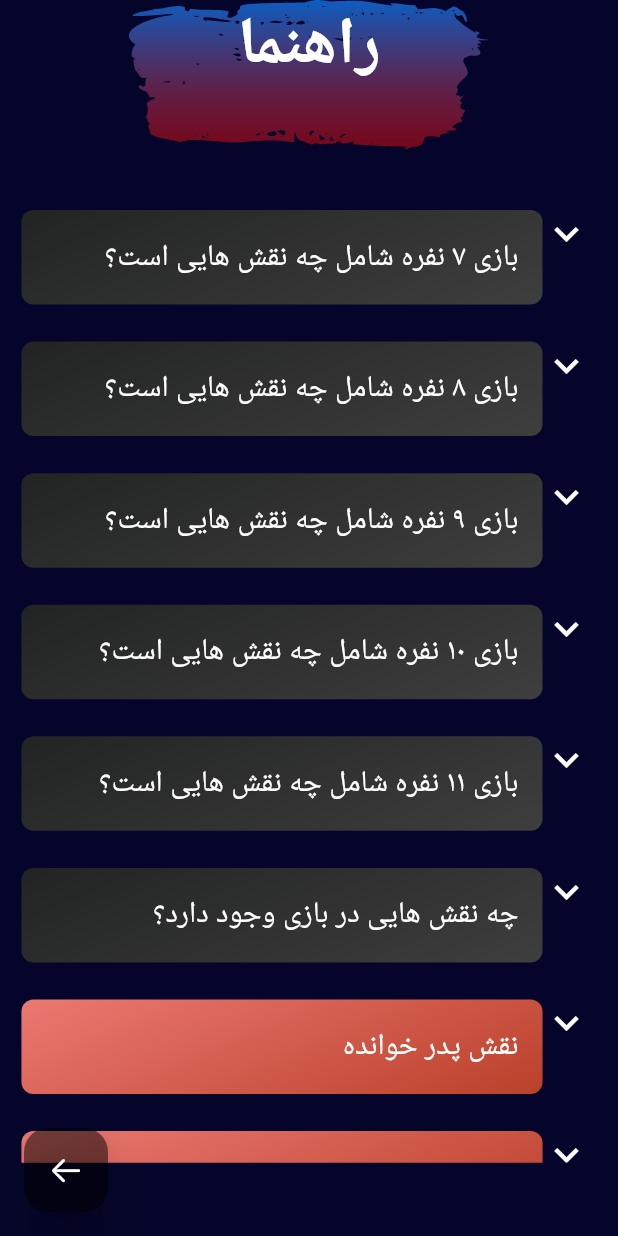
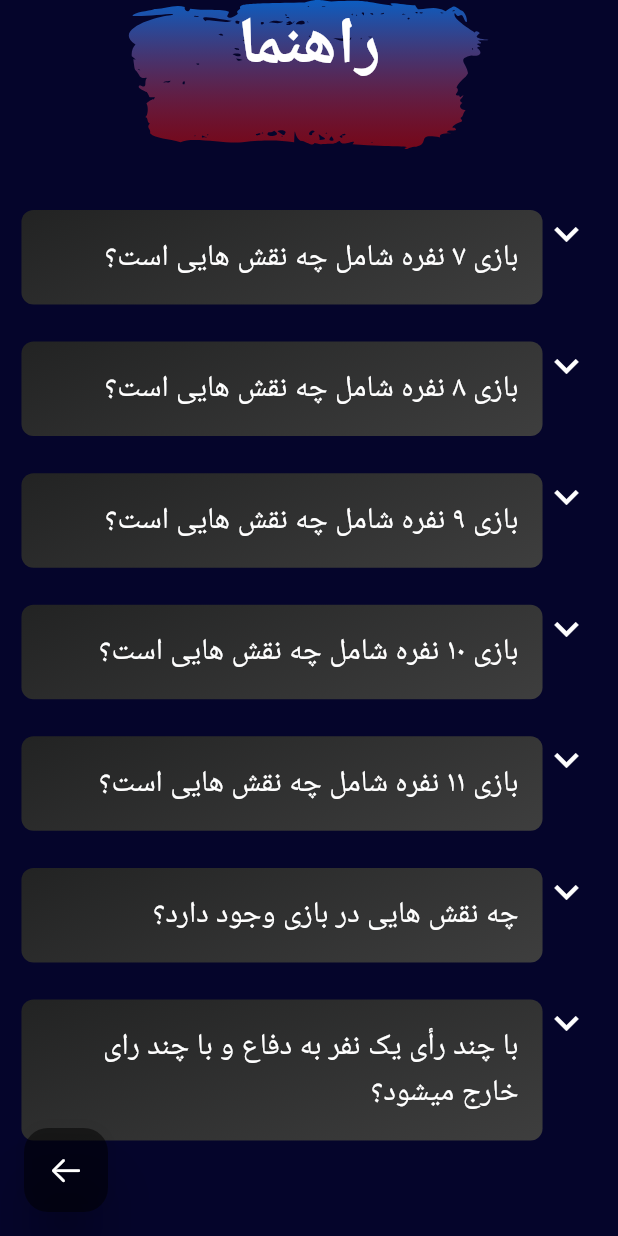
Before and after one commit to behzadayubifar/big_auto_mafia, a Flutter app: the GuideScreen screen opened by its route, on a phone screen of 412 x 824 dp. Run offline on Flutter 3.47's test engine with Material 3 defaults, Android fonts, the phone set to English and light mode, and no system bars; drawn by our look-alikes of expandable; our stand-ins replace animated_text_kit, awesome_dialog, circular_countdown_timer, flutter_animate, flutter_hooks, flutter_riverpod and 11 more; missing offline and left inert: dart:ffi, page_flip_builder; accounts and stored records are empty; generated files the repository leaves out were written again; Roboto replaces fonts that are missing (Lemonada); project files that could hold a hidden picture were left out.

Commit message:
complete guide section

```diff
--- a/lib/gen/assets.gen.dart
+++ b/lib/gen/assets.gen.dart
@@ -268,18 +268,9 @@
   /// File path: assets/lotties/celebrate.json
   String get celebrate => 'assets/lotties/celebrate.json';
 
-  /// File path: assets/lotties/mafia_dont_know_what_to_do.json
-  String get mafiaDontKnowWhatToDo =>
-      'assets/lotties/mafia_dont_know_what_to_do.json';
-
   /// List of all assets
-  List<String> get values => [
-        politeChicky,
-        splashAutoMafia,
-        bgLottie,
-        celebrate,
-        mafiaDontKnowWhatToDo
-      ];
+  List<String> get values =>
+      [politeChicky, splashAutoMafia, bgLottie, celebrate];
 }
 
 class $AssetsOverlaysGen {
--- a/lib/models/guide_datasets.dart
+++ b/lib/models/guide_datasets.dart
@@ -61,6 +61,24 @@
     question: 'چه نقش هایی در بازی وجود دارد؟',
     answer:
         'پدر خوانده ، ماتادور، مافیای ساده ، دکتر واتسون ، لئون حرفه ای، همشهری کین ، کنستانتین ، نوستراداموس و شهروند ساده',
+    tag: GuideTags.Scenario,
+  ),
+  GuideModel(
+    question: 'با چند رأی یک نفر به دفاع و با چند رای خارج میشود؟',
+    answer:
+        '''برای اینکه یک نفر به دفاع برود باید حداقل نصف بیشتر تعداد افراد بازی رأی بیاورد (یعنی حداقل نصف افراد و در صورت فرد بودن تعداد، رند می شود رو به بالا)یعنی اگر ۹ نفر در بازی هستند تقسیم بر ۲ که میشود ۴/۵ و رند رو به بالا که میشود حداقل ۵ رأی.
+
+برای رأی خروج اگر یک نفر در دفاع باشد باز هم باید برای خروج نصف بیشتر رأی بیاورد.
+اگر ۲ نفر یا بیشتر باشند حتی اگر یک نفر ۱ رأی هم بیاورد از بازی خارج میشود. اگر همه ی افرادی که در دفاع هستند 0 رأی بیاورند کسی از بازی خارج نمیشود در غیر این صورت هرکس تعداد بیشتری رأی بیاورد از بازی خارج میشود. اگر تعداد رأی های ۲ یا چند نفر مساوی بود از «قرعه ی مرگ» استفاده می‌کنیم.
+نکته اینکه افرادی که در دفاع هستند هم می‌توانند به همدیگر رأی بدهند.
+نکته ی دیگر اینکه در این نسخه از بازی رأی گیری باید توسط یک فرد مورد اعتماد بازی شمارش شود و مورد تایید همه باشد.''',
+    tag: GuideTags.Scenario,
+  ),
+  GuideModel(
+    question: 'یه سری توضیح در مورد سلاخی بده',
+    answer:
+        '''پدر خوانده قابلیت سلاخی دارد . و میتواند به جای شلیک درصورت متوجه شدن نقش بازیکنی با حدس زدن نقش آن بازیکن را از بازی بیرون کند حتی اگر توسط پزشک سیو شده باشد یا سپر داشته باشد.
+برای این کار باید ابتدا گزینه ی «سلاخی» را انتخاب کند و سپس دو لیست نمایان میشود. روی لیست سمت راست اسم های بازیکنان و در لیست سمت چپ نقش های بازیکنان وجود دارد. پدرخوانده باید از لیست سمت راست اسم بازیکن و در لیست سمت چپ نقش حدس زده ی احتمالی را انتخاب می‌کند. و گزینه ی «تموم» را میزند''',
     tag: GuideTags.Scenario,
   ),
 
@@ -145,9 +163,16 @@
     tag: GuideTags.LastMoves,
   ),
 
+  GuideModel(
+    question: 'وقتی تغییر چهره اومد چه کنیم ؟',
+    answer:
+        '''تغییر چهره بدین گونه انجام می‌شود که فردی که کارت تغییر چهره آورده گوشی را بدست میگیرد ، سپس همه ی افراد چشم های خود را میبندند و دست خود را جلو می آورند و آن فرد دستش را به دست یکی از افرادی که خودش انتخاب کرده میزند و او بیدار میشود، سپس در بازی اسم فرد را انتخاب میکند و کارت را به او نشان میدهد. در کارت نوشته شده که چه نقشی با چه نقشی تعویض شده. و از آن به بعد فرد انتخاب شده با نقش جدیدش بازی را ادامه میدهد.''',
+    tag: GuideTags.LastMoves,
+  ),
+
   // app
   GuideModel(
-    question: 'چگونه می توانم از این برنامه استفاده کنم؟',
+    question: 'چگونه می توانم از این برنامه استفاده کنم؟ (روز)',
     answer: '''برای شروع، ابتدا «شروع بازی جدید» را انتخاب کنید.
 از بالای صفحه ، روی  «۱۱ نفره» کلیک کنید. تعداد بازیکنان هرچند تا (بین ۷ تا ۱۱) که هست انتخاب کنید.
 اسم هارا از پیشفرض به اسم بازیکنان تغییر دهید.
@@ -161,4 +186,34 @@
 ''',
     tag: GuideTags.App,
   ),
+  GuideModel(
+    question: 'چگونه می توانم از این برنامه استفاده کنم؟ (شب)',
+    answer:
+        '''در شب برای هر نقش قابلیت دار، که میتواند از نقشش در آن شب استفاده کند، لیستی از افراد می‌آید که طبق نقشش یکی از آنها را انتخاب می کند.
+در شب معارفه فقط برای نوستراداموس لیست افراد می آید. تا ۸ بازیکن نوستراداموس ۲ استعلام دارد ولی از ۹ بازیکن به بالا استعلام نوستراداموس ۳ تا می‌شود.
+در شب معارفه برای مافیا نیز اسم یار ها با نقش هایشان نمایان می‌شود و سایر افراد کاری نمیکنند.
+در شروع شب های بعد یک تایمر فعال میشود که میتوانید زمان آن را تنظیم کنید و بعد از زدن دکمه ی شروع تمامی بازیکنان چشم های خود را بسته و بعد از ۳ ثانیه مافیا ها چشم های خود را باز و با یکدیگر مشورت می کنند. بعد از شنیدن صدای زنگ مافیا ها چشم هارا بسته و با پایان صدای زنگ تمامی بازیکنان چشم های خود را باز میکنند.
+بعد به ترتیب هر فرد روی اسم خود می زند و اگر نقش دار باشد کار خود را انجام می دهد.
+''',
+    tag: GuideTags.App,
+  ),
+  GuideModel(
+    question: 'قضیه این کد چیه ؟',
+    answer:
+        '''نکته ی قابل توجه این است که در هر شب برای هر بازیکنی که نقش شهروند دارد یک کد بین ۱ تا ۲۰ می آید و در ماه بالای صفحه قرار میگیرد.مهم است که هر فرد کد خود را حفظ کند. در ادامه گفته می‌شود که کد به چه درد میخورد.
+زمانی که ماتادور نقش یک نفر را میبندد(برای همان شب) صبح که شد بازی یک کد اعلام میکند. آن کد با کد شب قبل هرکس مطابقت داشت در واقع نقش آن شخص، شب قبل بسته شده بوده است ، به این معنی که هرکاری که شب قبل انجام داده نادیده گرفته میشود.(و اگر نقشی دارد مانند همشهری کین یا کنستانتین که فقط یکبار قابلیت انجام دارند، اگر نقششان گرفته شود، این قابلیت برای شب بعد باقی می ماند.)
+مثال : فرض کنید نقش مریم ، لئون حرفه ای است و کد شب اول او ۴ است. مریم در شب اول به نرگس (که شهروند ساده است) شلیک میکند . تا اینجای بازی در واقع مریم به خاطر شلیک اشتباه باید از بازی بیرون برود ولی...
+روز که می شود بازی کد ۴ اعلام می‌کند ، یعنی ماتادور نقش مریم را شب قبل گرفته و شلیک مریم نادیده گرفته می‌شود و مریم در بازی می‌ماند.
+
+''',
+    tag: GuideTags.App,
+  ),
+  GuideModel(
+    question: 'کد فراموشی چیه ؟',
+    answer:
+        '''نکته ی دیگر اینکه کد هر شخص ، هرشب تغییر می‌کند و به صورت رندوم دوباره داده می‌شود.
+در صورت فراموش کردن کد میتوانید در روز بعد از اینکه نتایج شب اعلام شد و بازی به صفحه روز رفت با کلیک کردن روی اسم خود و زدن «کد فراموشی»کد شب قبل خود را ببینید.
+''',
+    tag: GuideTags.App,
+  ),
 ];
--- /dev/null
+++ b/lib/ui/kick/kick_screen.dart
@@ -0,0 +1,10 @@
+import 'package:flutter/material.dart';
+import 'package:hooks_riverpod/hooks_riverpod.dart';
+
+class KickScreen extends ConsumerWidget {
+  const KickScreen({super.key});
+  @override
+  Widget build(BuildContext context, WidgetRef ref) {
+    return Container();
+  }
+}
```
